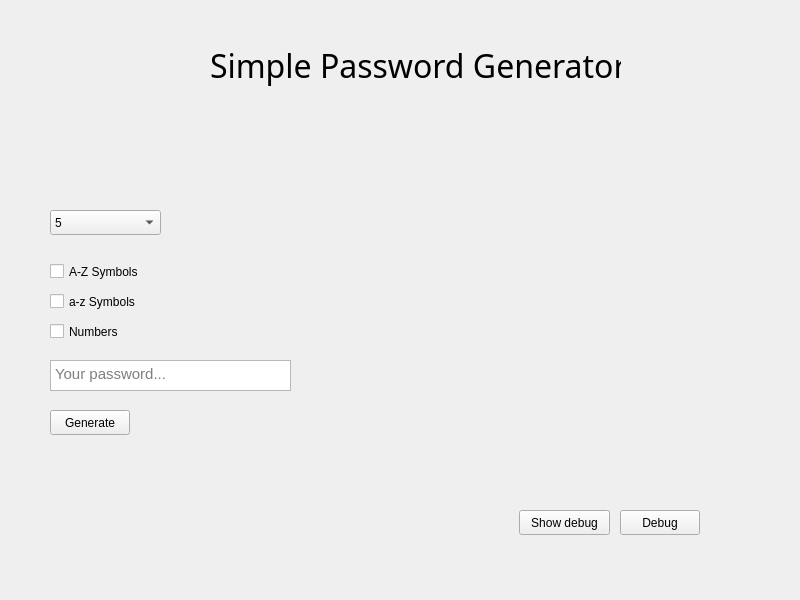
This is widget.ui in hencsat46/password_generator as Qt 5 draws it before an edit. The edited form follows.
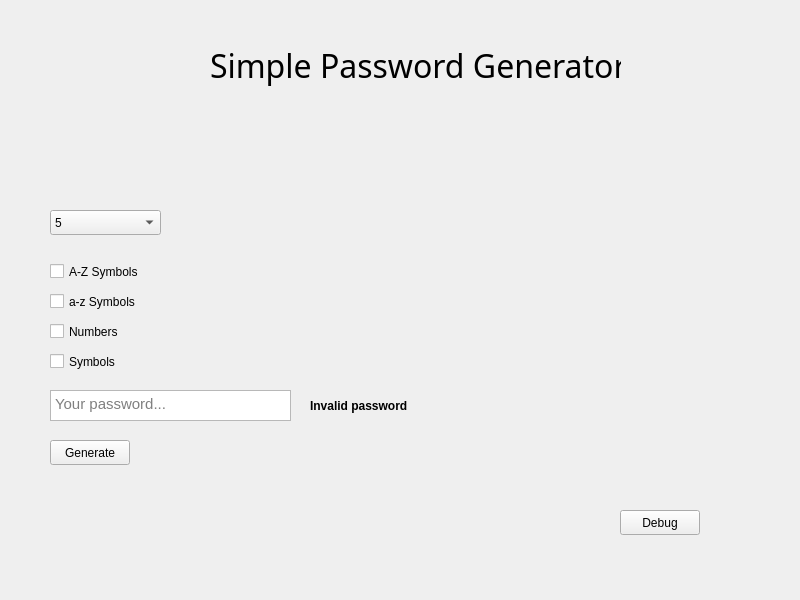
This is the edited form.

Commit message: added password generation

Patch:
```diff
--- a/widget.ui
+++ b/widget.ui
@@ -2,6 +2,9 @@
 <ui version="4.0">
  <class>Widget</class>
  <widget class="QWidget" name="Widget">
+  <property name="enabled">
+   <bool>true</bool>
+  </property>
   <property name="geometry">
    <rect>
     <x>0</x>
@@ -17,7 +20,7 @@
    <property name="geometry">
     <rect>
      <x>50</x>
-     <y>410</y>
+     <y>440</y>
      <width>80</width>
      <height>25</height>
     </rect>
@@ -31,7 +34,7 @@
     <rect>
      <x>50</x>
      <y>260</y>
-     <width>91</width>
+     <width>101</width>
      <height>23</height>
     </rect>
    </property>
@@ -44,7 +47,7 @@
     <rect>
      <x>50</x>
      <y>290</y>
-     <width>91</width>
+     <width>101</width>
      <height>23</height>
     </rect>
    </property>
@@ -69,7 +72,7 @@
    <property name="geometry">
     <rect>
      <x>50</x>
-     <y>360</y>
+     <y>390</y>
      <width>241</width>
      <height>31</height>
     </rect>
@@ -191,17 +194,43 @@
     <string>Debug</string>
    </property>
   </widget>
-  <widget class="QPushButton" name="window_show">
+  <widget class="QCheckBox" name="m_check4">
    <property name="geometry">
     <rect>
-     <x>519</x>
-     <y>510</y>
-     <width>91</width>
-     <height>25</height>
+     <x>50</x>
+     <y>350</y>
+     <width>82</width>
+     <height>23</height>
     </rect>
    </property>
    <property name="text">
-    <string>Show debug</string>
+    <string>Symbols</string>
+   </property>
+  </widget>
+  <widget class="QLabel" name="e_passw">
+   <property name="enabled">
+    <bool>true</bool>
+   </property>
+   <property name="geometry">
+    <rect>
+     <x>310</x>
+     <y>395</y>
+     <width>131</width>
+     <height>21</height>
+    </rect>
+   </property>
+   <property name="font">
+    <font>
+     <weight>75</weight>
+     <italic>false</italic>
+     <bold>true</bold>
+    </font>
+   </property>
+   <property name="text">
+    <string>Invalid password</string>
+   </property>
+   <property name="textFormat">
+    <enum>Qt::PlainText</enum>
    </property>
   </widget>
  </widget>
```
Left out of the diff: 3 changed lines with no effect on the pictures. The commit also changes 8 other files.
